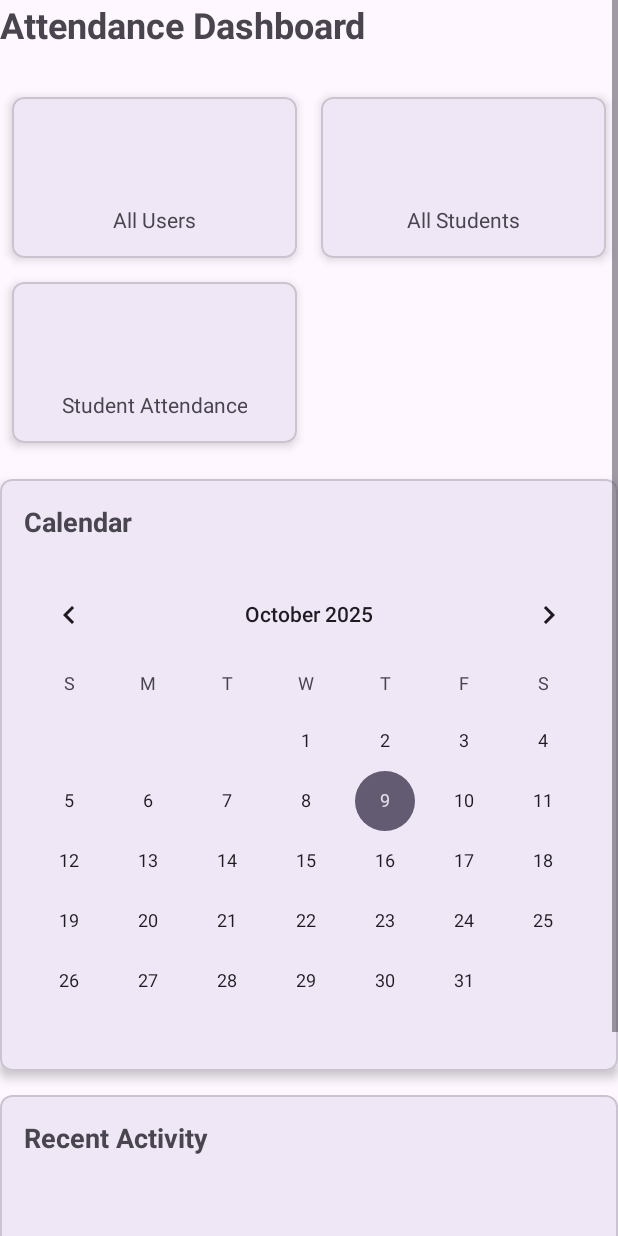
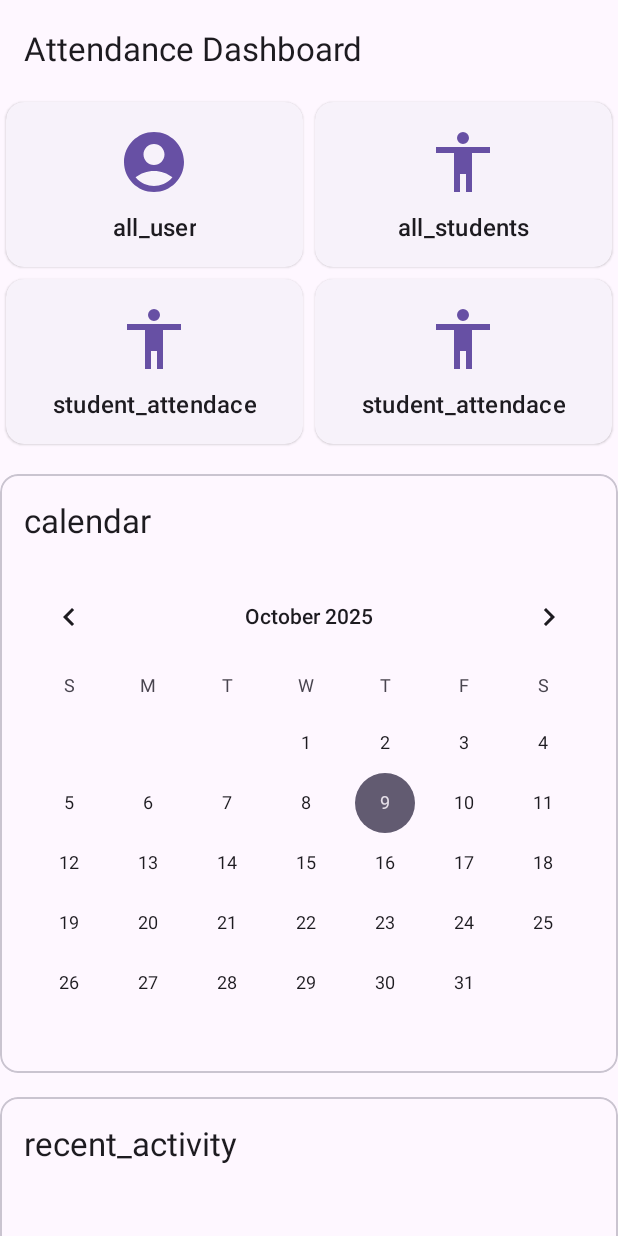
Before and after one commit to mycoding5555/AttendanceApp, an Android app: the DashboardActivity screen opened directly, with no data from a screen before it, on a phone screen of 412 x 824 dp. Run offline under Robolectric (Android 15) with nearby library versions, the phone set to English and light mode, and no system bars.

Commit message:
#Done Correct Dashboard

```diff
--- a/app/src/main/java/com/example/attendanceapp/RegisterActivity.kt
+++ b/app/src/main/java/com/example/attendanceapp/RegisterActivity.kt
@@ -1,5 +1,6 @@
 package com.example.attendanceapp
 
+import android.annotation.SuppressLint
 import android.content.Intent
 import android.widget.TextView
 import android.os.Bundle
@@ -10,10 +11,17 @@ import androidx.core.view.WindowInsetsCompat
 import com.google.android.material.button.MaterialButton
 
 class RegisterActivity : AppCompatActivity() {
+    @SuppressLint("WrongViewCast")
     override fun onCreate(savedInstanceState: Bundle?) {
         super.onCreate(savedInstanceState)
         enableEdgeToEdge()
         setContentView(R.layout.activity_register)
+        // get data from register
+        val name = findViewById<TextView>(R.id.name)
+        val email = findViewById<TextView>(R.id.email)
+        val password = findViewById<TextView>(R.id.password)
+        val btn_Register = findViewById<MaterialButton>(R.id.btnRegister)
+
 
 
         // Get references to the button
--- /dev/null
+++ b/app/src/main/res/drawable/outline_accessibility_24.xml
@@ -0,0 +1,5 @@
+<vector xmlns:android="http://schemas.android.com/apk/res/android" android:height="24dp" android:tint="#000000" android:viewportHeight="960" android:viewportWidth="960" android:width="24dp">
+
+    <path android:fillColor="@android:color/white" android:pathData="M480,240Q447,240 423.5,216.5Q400,193 400,160Q400,127 423.5,103.5Q447,80 480,80Q513,80 536.5,103.5Q560,127 560,160Q560,193 536.5,216.5Q513,240 480,240ZM360,880L360,360L120,360L120,280L840,280L840,360L600,360L600,880L520,880L520,640L440,640L440,880L360,880Z"/>
+
+</vector>
--- /dev/null
+++ b/app/src/main/res/drawable/outline_add_ad_24.xml
@@ -0,0 +1,5 @@
+<vector xmlns:android="http://schemas.android.com/apk/res/android" android:height="24dp" android:tint="#000000" android:viewportHeight="960" android:viewportWidth="960" android:width="24dp">
+
+    <path android:fillColor="@android:color/white" android:pathData="M720,800L720,680L600,680L600,600L720,600L720,480L800,480L800,600L920,600L920,680L800,680L800,800L720,800ZM120,840Q87,840 63.5,816.5Q40,793 40,760L40,200Q40,167 63.5,143.5Q87,120 120,120L680,120Q713,120 736.5,143.5Q760,167 760,200L760,400L680,400L680,320L120,320L120,760Q120,760 120,760Q120,760 120,760L640,760L640,840L120,840ZM120,240L680,240L680,200Q680,200 680,200Q680,200 680,200L120,200Q120,200 120,200Q120,200 120,200L120,240ZM120,240L120,200Q120,200 120,200Q120,200 120,200L120,200Q120,200 120,200Q120,200 120,200L120,240Z"/>
+
+</vector>
--- /dev/null
+++ b/app/src/main/res/drawable/round_account_circle_24.xml
@@ -0,0 +1,5 @@
+<vector xmlns:android="http://schemas.android.com/apk/res/android" android:height="24dp" android:tint="#000000" android:viewportHeight="24" android:viewportWidth="24" android:width="24dp">
+
+    <path android:fillColor="@android:color/white" android:pathData="M12,2C6.48,2 2,6.48 2,12s4.48,10 10,10s10,-4.48 10,-10S17.52,2 12,2zM12,6c1.93,0 3.5,1.57 3.5,3.5S13.93,13 12,13s-3.5,-1.57 -3.5,-3.5S10.07,6 12,6zM12,20c-2.03,0 -4.43,-0.82 -6.14,-2.88C7.55,15.8 9.68,15 12,15s4.45,0.8 6.14,2.12C16.43,19.18 14.03,20 12,20z"/>
+
+</vector>
--- a/app/src/main/res/layout/activity_dashboard.xml
+++ b/app/src/main/res/layout/activity_dashboard.xml
@@ -1,10 +1,29 @@
 <?xml version="1.0" encoding="utf-8"?>
-<ScrollView xmlns:android="http://schemas.android.com/apk/res/android"
+    <androidx.coordinatorlayout.widget.CoordinatorLayout xmlns:android="http://schemas.android.com/apk/res/android"
         xmlns:app="http://schemas.android.com/apk/res-auto"
         xmlns:tools="http://schemas.android.com/tools"
         android:layout_width="match_parent"
         android:layout_height="match_parent"
+        android:fitsSystemWindows="true"
         tools:context=".DashboardActivity">
+
+        <com.google.android.material.appbar.AppBarLayout
+            android:layout_width="match_parent"
+            android:layout_height="wrap_content">
+
+            <com.google.android.material.appbar.MaterialToolbar
+                android:id="@+id/toolbar"
+                android:layout_width="match_parent"
+                android:layout_height="?attr/actionBarSize"
+                app:title="Attendance Dashboard"
+                app:titleTextAppearance="@style/TextAppearance.Material3.TitleLarge" />
+
+        </com.google.android.material.appbar.AppBarLayout>
+
+        <androidx.core.widget.NestedScrollView
+            android:layout_width="match_parent"
+            android:layout_height="match_parent"
+            app:layout_behavior="@string/appbar_scrolling_view_behavior">
 
             <androidx.constraintlayout.widget.ConstraintLayout
                 android:id="@+id/main"
@@ -12,119 +31,150 @@
                 android:layout_height="wrap_content"
                 android:padding="16dp">
 
-        <!-- Title -->
-        <TextView
-            android:id="@+id/textViewTitle"
-            android:layout_width="wrap_content"
-            android:layout_height="wrap_content"
-            android:text="Attendance Dashboard"
-            android:textSize="24sp"
-            android:textStyle="bold"
-            app:layout_constraintStart_toStartOf="parent"
-            app:layout_constraintTop_toTopOf="parent" />
-
                 <!-- Grid for main actions -->
                 <GridLayout
                     android:id="@+id/gridLayout"
                     android:layout_width="0dp"
                     android:layout_height="wrap_content"
-            android:layout_marginTop="24dp"
                     android:columnCount="2"
                     android:rowCount="2"
+                    android:useDefaultMargins="true"
                     app:layout_constraintEnd_toEndOf="parent"
                     app:layout_constraintStart_toStartOf="parent"
-            app:layout_constraintTop_toBottomOf="@id/textViewTitle">
+                    app:layout_constraintTop_toTopOf="parent">
 
-            <!-- All Users -->
+                    <!-- All Users Card -->
                     <com.google.android.material.card.MaterialCardView
+                        android:id="@+id/allUsersCard"
+                        style="?attr/materialCardViewElevatedStyle"
                         android:layout_width="0dp"
                         android:layout_height="wrap_content"
                         android:layout_columnWeight="1"
-                android:layout_margin="8dp"
-                app:cardElevation="4dp"
-                app:cardCornerRadius="8dp">
+                        android:clickable="true"
+                        android:focusable="true">
 
                         <LinearLayout
                             android:layout_width="match_parent"
                             android:layout_height="wrap_content"
+                            android:gravity="center"
                             android:orientation="vertical"
-                    android:padding="16dp"
-                    android:gravity="center">
+                            android:padding="16dp">
 
                             <ImageView
                                 android:layout_width="48dp"
                                 android:layout_height="48dp"
-
-                        android:contentDescription="All Users"/>
+                                android:contentDescription="@string/all_users"
+                                android:src="@drawable/round_account_circle_24"
+                                app:tint="?attr/colorPrimary" />
 
                             <TextView
                                 android:layout_width="wrap_content"
                                 android:layout_height="wrap_content"
                                 android:layout_marginTop="8dp"
-                        android:text="All Users"
-                        android:textAlignment="center"/>
+                                android:text="@string/all_users"
+                                android:textAlignment="center"
+                                android:textAppearance="?attr/textAppearanceTitleMedium" />
                         </LinearLayout>
                     </com.google.android.material.card.MaterialCardView>
 
-            <!-- All Students -->
+                    <!-- All Students Card -->
                     <com.google.android.material.card.MaterialCardView
+                        android:id="@+id/allStudentsCard"
+                        style="?attr/materialCardViewElevatedStyle"
                         android:layout_width="0dp"
                         android:layout_height="wrap_content"
                         android:layout_columnWeight="1"
-                android:layout_margin="8dp"
-                app:cardElevation="4dp"
-                app:cardCornerRadius="8dp">
+                        android:clickable="true"
+                        android:focusable="true">
 
                         <LinearLayout
                             android:layout_width="match_parent"
                             android:layout_height="wrap_content"
+                            android:gravity="center"
                             android:orientation="vertical"
-                    android:padding="16dp"
-                    android:gravity="center">
+                            android:padding="16dp">
 
                             <ImageView
                                 android:layout_width="48dp"
                                 android:layout_height="48dp"
-
-                        android:contentDescription="All Students"/>
+                                android:contentDescription="@string/all_students"
+                                android:src="@drawable/outline_accessibility_24"
+                                app:tint="?attr/colorPrimary" />
 
                             <TextView
                                 android:layout_width="wrap_content"
                                 android:layout_height="wrap_content"
                                 android:layout_marginTop="8dp"
-                        android:text="All Students"
-                        android:textAlignment="center"/>
+                                android:text="@string/all_students"
+                                android:textAlignment="center"
+                                android:textAppearance="?attr/textAppearanceTitleMedium" />
                         </LinearLayout>
                     </com.google.android.material.card.MaterialCardView>
 
-            <!-- Student Attendance -->
+                    <!-- Student Attendance Card -->
                     <com.google.android.material.card.MaterialCardView
+                        android:id="@+id/studentAttendanceCard"
+                        style="?attr/materialCardViewElevatedStyle"
                         android:layout_width="0dp"
                         android:layout_height="wrap_content"
                         android:layout_columnWeight="1"
-                android:layout_margin="8dp"
-                app:cardElevation="4dp"
-                app:cardCornerRadius="8dp">
+                        android:clickable="true"
+                        android:focusable="true">
 
                         <LinearLayout
                             android:layout_width="match_parent"
                             android:layout_height="wrap_content"
+                            android:gravity="center"
                             android:orientation="vertical"
-                    android:padding="16dp"
-                    android:gravity="center">
+                            android:padding="16dp">
 
                             <ImageView
                                 android:layout_width="48dp"
                                 android:layout_height="48dp"
-
-                        android:contentDescription="Student Attendance"/>
+                                android:contentDescription="@string/student_attendance"
+                                android:src="@drawable/outline_accessibility_24"
+                                app:tint="?attr/colorPrimary" />
 
                             <TextView
                                 android:layout_width="wrap_content"
                                 android:layout_height="wrap_content"
                                 android:layout_marginTop="8dp"
-                        android:text="Student Attendance"
-                        android:textAlignment="center"/>
+                                android:text="@string/student_attendance"
+                                android:textAlignment="center"
+                                android:textAppearance="?attr/textAppearanceTitleMedium" />
+                        </LinearLayout>
+                    </com.google.android.material.card.MaterialCardView>
+                    <!-- Student absent Card -->
+                    <com.google.android.material.card.MaterialCardView
+                        android:id="@+id/studentAbsent"
+                        style="?attr/materialCardViewElevatedStyle"
+                        android:layout_width="0dp"
+                        android:layout_height="wrap_content"
+                        android:layout_columnWeight="1"
+                        android:clickable="true"
+                        android:focusable="true">
+
+                        <LinearLayout
+                            android:layout_width="match_parent"
+                            android:layout_height="wrap_content"
+                            android:gravity="center"
+                            android:orientation="vertical"
+                            android:padding="16dp">
+
+                            <ImageView
+                                android:layout_width="48dp"
+                                android:layout_height="48dp"
+                                android:contentDescription="@string/student_attendance"
+                                android:src="@drawable/outline_accessibility_24"
+                                app:tint="?attr/colorPrimary" />
+
+                            <TextView
+                                android:layout_width="wrap_content"
+                                android:layout_height="wrap_content"
+                                android:layout_marginTop="8dp"
+                                android:text="@string/student_attendance"
+                                android:textAlignment="center"
+                                android:textAppearance="?attr/textAppearanceTitleMedium" />
                         </LinearLayout>
                     </com.google.android.material.card.MaterialCardView>
 
@@ -136,11 +186,9 @@
                     android:layout_width="0dp"
                     android:layout_height="wrap_content"
                     android:layout_marginTop="16dp"
-            app:cardElevation="4dp"
-            app:cardCornerRadius="8dp"
-            app:layout_constraintTop_toBottomOf="@id/gridLayout"
+                    app:layout_constraintEnd_toEndOf="parent"
                     app:layout_constraintStart_toStartOf="parent"
-            app:layout_constraintEnd_toEndOf="parent">
+                    app:layout_constraintTop_toBottomOf="@id/gridLayout">
 
                     <LinearLayout
                         android:layout_width="match_parent"
@@ -150,15 +198,14 @@
                         <TextView
                             android:layout_width="wrap_content"
                             android:layout_height="wrap_content"
-                    android:text="Calendar"
-                    android:textSize="18sp"
-                    android:textStyle="bold"
-                    android:padding="16dp"/>
+                            android:padding="16dp"
+                            android:text="@string/calendar"
+                            android:textAppearance="?attr/textAppearanceTitleLarge" />
 
                         <CalendarView
                             android:id="@+id/calendarView"
                             android:layout_width="match_parent"
-                    android:layout_height="wrap_content"/>
+                            android:layout_height="wrap_content" />
 
                     </LinearLayout>
                 </com.google.android.material.card.MaterialCardView>
@@ -169,11 +216,10 @@
                     android:layout_width="0dp"
                     android:layout_height="wrap_content"
                     android:layout_marginTop="16dp"
-            app:cardElevation="4dp"
-            app:cardCornerRadius="8dp"
-            app:layout_constraintTop_toBottomOf="@id/calendarCard"
+                    app:layout_constraintBottom_toBottomOf="parent"
+                    app:layout_constraintEnd_toEndOf="parent"
                     app:layout_constraintStart_toStartOf="parent"
-            app:layout_constraintEnd_toEndOf="parent">
+                    app:layout_constraintTop_toBottomOf="@id/calendarCard">
 
                     <LinearLayout
                         android:layout_width="match_parent"
@@ -183,10 +229,9 @@
                         <TextView
                             android:layout_width="wrap_content"
                             android:layout_height="wrap_content"
-                    android:text="Recent Activity"
-                    android:textSize="18sp"
-                    android:textStyle="bold"
-                    android:padding="16dp"/>
+                            android:padding="16dp"
+                            android:text="@string/recent_activity"
+                            android:textAppearance="?attr/textAppearanceTitleLarge" />
 
                         <ListView
                             android:id="@+id/recentActivityListView"
@@ -197,4 +242,6 @@
                 </com.google.android.material.card.MaterialCardView>
 
             </androidx.constraintlayout.widget.ConstraintLayout>
-</ScrollView>
+        </androidx.core.widget.NestedScrollView>
+
+    </androidx.coordinatorlayout.widget.CoordinatorLayout>
--- a/app/src/main/res/values/strings.xml
+++ b/app/src/main/res/values/strings.xml
@@ -17,4 +17,9 @@
     <string name="email">email</string>
     <string name="password">Password</string>
     <string name="login">Login</string>
+    <string name="all_users">all_user</string>
+    <string name="all_students">all_students</string>
+    <string name="student_attendance">student_attendace</string>
+    <string name="calendar">calendar</string>
+    <string name="recent_activity">recent_activity</string>
 </resources>
```
Lines whose indentation alone changed are shown as unchanged.
